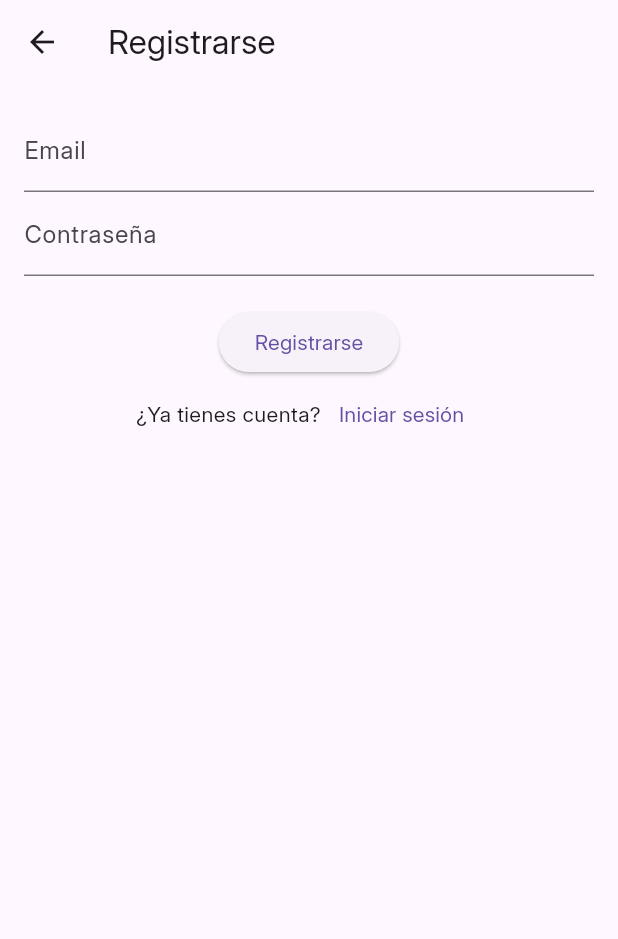
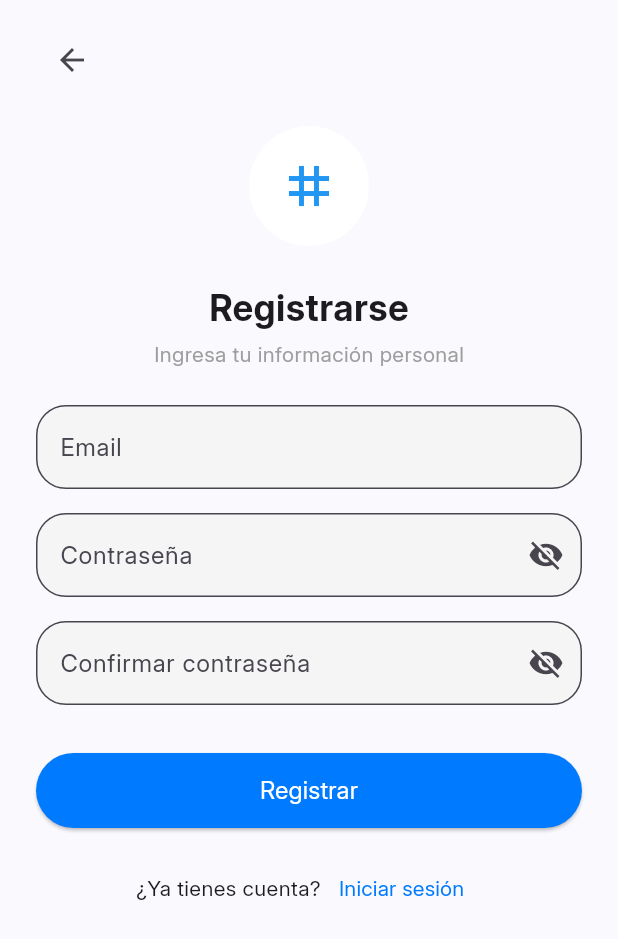
Before and after one commit to BautistaMendibe/focuswallet, a Flutter app: the RegisterScreen screen opened by its route, on a phone screen of 412 x 824 dp. Shown: the top 939 px of the screen. Run offline on Flutter 3.47's test engine with Material 3 defaults, Android fonts, the phone set to English and light mode, and no system bars; our stand-ins replace firebase_auth, firebase_core, shared_preferences, smooth_page_indicator; accounts and stored records are empty.

Commit message:
nuevo diseño de la pantalla de registro de usuario

```diff
--- a/lib/screens/register_screen.dart
+++ b/lib/screens/register_screen.dart
@@ -10,11 +10,26 @@ class RegisterScreen extends StatefulWidget {
 }
 
 class _RegisterScreenState extends State<RegisterScreen> {
+  final usernameCtrl = TextEditingController();
   final emailCtrl = TextEditingController();
   final passCtrl = TextEditingController();
+  final confirmPassCtrl = TextEditingController();
   final _authService = AuthService();
 
+  bool _obscurePass = true;
+  bool _obscureConfirmPass = true;
+
   void register() async {
+    if (passCtrl.text != confirmPassCtrl.text) {
+      ScaffoldMessenger.of(context).showSnackBar(
+        SnackBar(
+          content: const Text('Las contraseñas no coinciden.'),
+          backgroundColor: Colors.red.shade400,
+        ),
+      );
+      return;
+    }
+
     try {
       final user = await _authService.register(emailCtrl.text, passCtrl.text);
       if (!mounted) return;
@@ -24,7 +39,6 @@ class _RegisterScreenState extends State<RegisterScreen> {
       }
     } on FirebaseAuthException catch (e) {
       if (!mounted) return;
-
       String errorMsg;
       switch (e.code) {
         case 'email-already-in-use':
@@ -46,39 +60,112 @@ class _RegisterScreenState extends State<RegisterScreen> {
           backgroundColor: Colors.red.shade400,
           behavior: SnackBarBehavior.floating,
           margin: const EdgeInsets.all(16),
-          duration: const Duration(seconds: 3),
-        ),
-      );
-    } catch (e) {
-      if (!mounted) return;
-
-      ScaffoldMessenger.of(context).showSnackBar(
-        SnackBar(
-          content: Text('Error desconocido: ${e.toString()}'),
-          backgroundColor: Colors.red.shade400,
         ),
       );
     }
   }
 
+  InputDecoration customInputDecoration(String label) {
+    return InputDecoration(
+      labelText: label,
+      border: OutlineInputBorder(borderRadius: BorderRadius.circular(20)),
+      filled: true,
+      fillColor: Colors.grey.shade100,
+    );
+  }
+
   @override
   Widget build(BuildContext context) {
     return Scaffold(
-      appBar: AppBar(title: const Text("Registrarse")),
-      body: Padding(
-        padding: const EdgeInsets.all(16),
+      backgroundColor: const Color(0xFFF9F9FE),
+      body: SafeArea(
+        child: Padding(
+          padding: const EdgeInsets.symmetric(horizontal: 24, vertical: 16),
+          child: SingleChildScrollView(
             child: Column(
               children: [
+                const Align(
+                  alignment: Alignment.topLeft,
+                  child: BackButton(),
+                ),
+                const SizedBox(height: 20),
+                const CircleAvatar(
+                  radius: 40,
+                  backgroundColor: Colors.white,
+                  child: Icon(Icons.tag, color: Colors.blue, size: 40),
+                ),
+                const SizedBox(height: 24),
+                const Text("Registrarse",
+                    style: TextStyle(
+                        fontSize: 24, fontWeight: FontWeight.bold)),
+                const SizedBox(height: 4),
+                const Text("Ingresa tu información personal",
+                    style: TextStyle(color: Colors.grey)),
+                const SizedBox(height: 24),
+
+                // Email
                 TextField(
                   controller: emailCtrl,
-                decoration: InputDecoration(labelText: 'Email')),
+                  decoration: customInputDecoration('Email'),
+                ),
+                const SizedBox(height: 16),
+
+                // Password
                 TextField(
                   controller: passCtrl,
-                decoration: InputDecoration(labelText: 'Contraseña'),
-                obscureText: true),
-            const SizedBox(height: 20),
-            ElevatedButton(
-                onPressed: register, child: const Text("Registrarse")),
+                  obscureText: _obscurePass,
+                  decoration: customInputDecoration('Contraseña').copyWith(
+                    suffixIcon: IconButton(
+                      icon: Icon(_obscurePass
+                          ? Icons.visibility_off
+                          : Icons.visibility),
+                      onPressed: () {
+                        setState(() {
+                          _obscurePass = !_obscurePass;
+                        });
+                      },
+                    ),
+                  ),
+                ),
+                const SizedBox(height: 16),
+
+                // Confirm password
+                TextField(
+                  controller: confirmPassCtrl,
+                  obscureText: _obscureConfirmPass,
+                  decoration:
+                      customInputDecoration('Confirmar contraseña').copyWith(
+                    suffixIcon: IconButton(
+                      icon: Icon(_obscureConfirmPass
+                          ? Icons.visibility_off
+                          : Icons.visibility),
+                      onPressed: () {
+                        setState(() {
+                          _obscureConfirmPass = !_obscureConfirmPass;
+                        });
+                      },
+                    ),
+                  ),
+                ),
+                const SizedBox(height: 32),
+
+                // Register button
+                SizedBox(
+                  width: double.infinity,
+                  height: 50,
+                  child: ElevatedButton(
+                    onPressed: register,
+                    style: ElevatedButton.styleFrom(
+                      backgroundColor: const Color(0xFF007BFF),
+                      shape: RoundedRectangleBorder(
+                        borderRadius: BorderRadius.circular(30),
+                      ),
+                    ),
+                    child: const Text("Registrar",
+                        style: TextStyle(fontSize: 16, color: Colors.white)),
+                  ),
+                ),
+                const SizedBox(height: 16),
                 Row(
                   mainAxisAlignment: MainAxisAlignment.center,
                   children: [
@@ -87,11 +174,13 @@ class _RegisterScreenState extends State<RegisterScreen> {
                       onPressed: () {
                         Navigator.pushNamed(context, '/login');
                       },
-                  child: const Text("Iniciar sesión"),
+                      child: const Text("Iniciar sesión", style: TextStyle(color: Color(0xFF007BFF)),),
                     ),
                   ],
+                )
+              ],
             ),
-          ],
+          ),
         ),
       ),
     );
```
Lines whose indentation alone changed are shown as unchanged.
